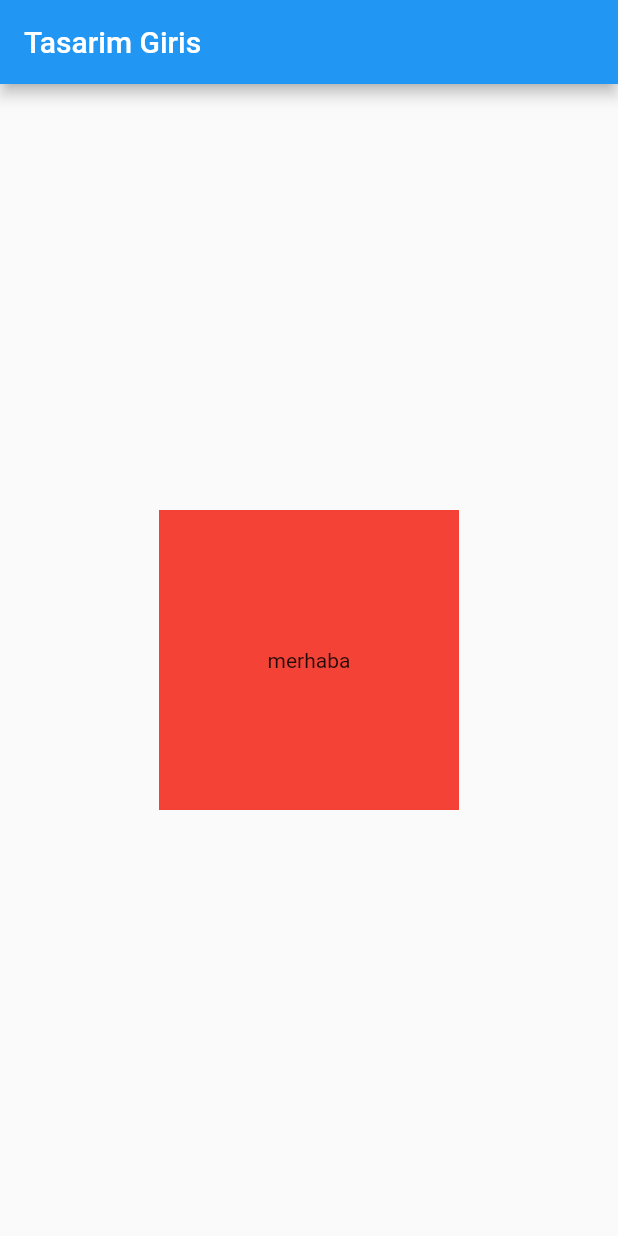
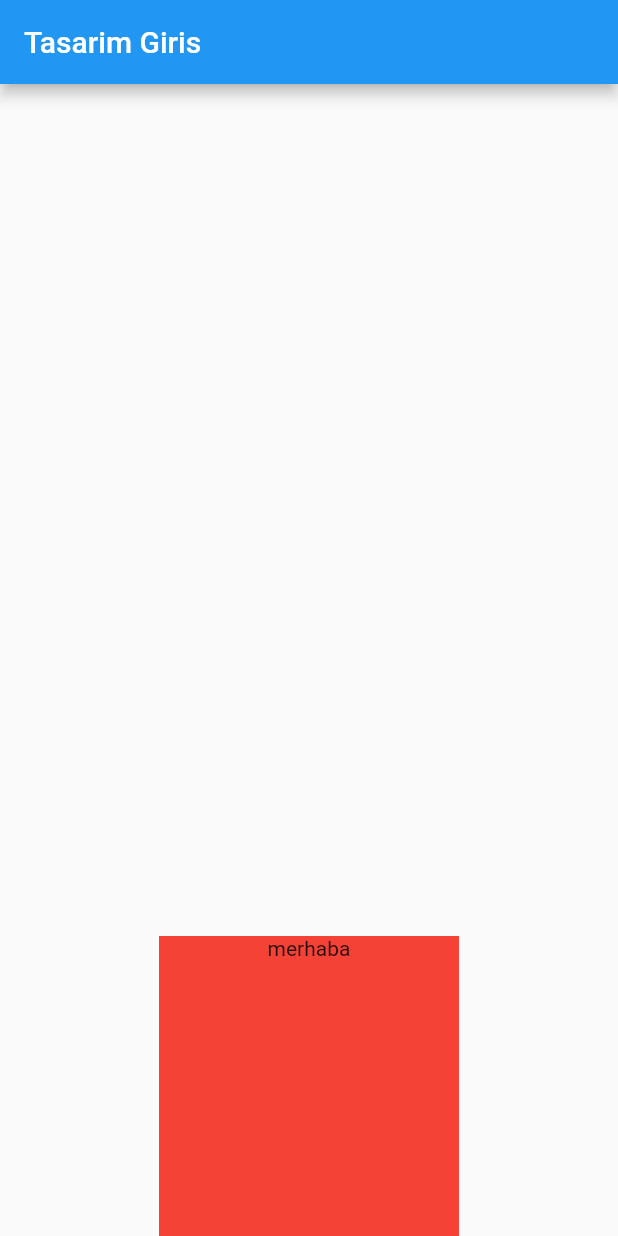
Before and after one commit to tahaturan/flutter_first_project_beginner_level, a Flutter app: the screen it shows after launch, on a phone screen of 412 x 824 dp. Run offline on Flutter 3.47's test engine with Material 2 defaults, Android fonts, the phone set to English and light mode, and no system bars.

Commit message:
Align kullanimi

```diff
--- a/lib/main.dart
+++ b/lib/main.dart
@@ -33,15 +33,21 @@ class _MyHomePageState extends State<MyHomePage> {
       appBar: AppBar(
         title: Text(widget.title),
       ),
-      body: Center(
+      body: Align(
+        alignment: Alignment.bottomLeft,
+
         child: Row(
           mainAxisAlignment: MainAxisAlignment.center,
+
           children: [
             Container(
               width: 200,
               height: 200,
               color: Colors.red,
-              child:  Center(child: Text("merhaba")),
+              child: Align(
+                alignment: Alignment.topCenter,
+                child: Text("merhaba"),
+              ),
             ),
           ],
         ),
```
